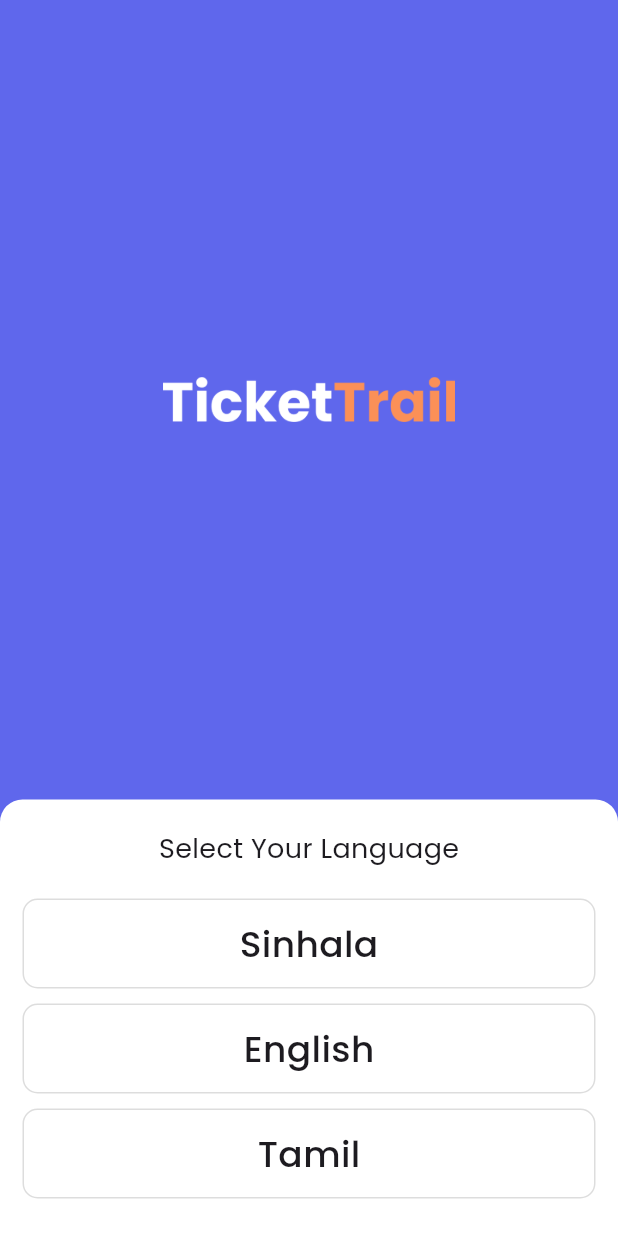
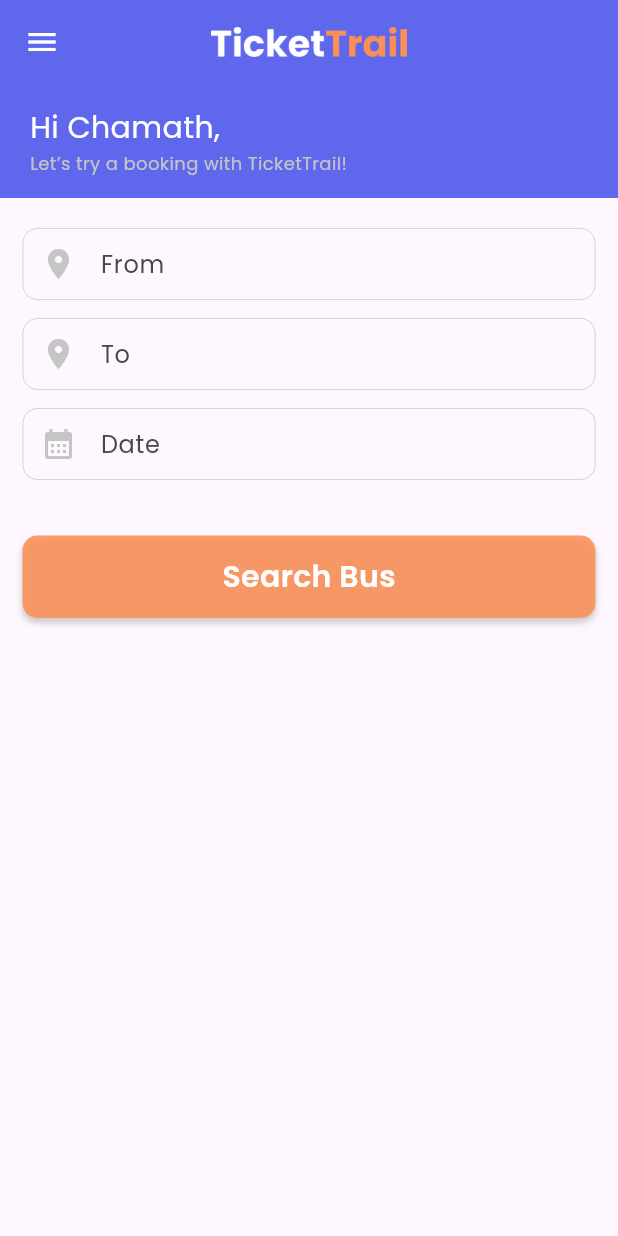
Before and after one commit to IT21175466/TicketTrail, a Flutter app: the screen it shows after launch, on a phone screen of 412 x 824 dp. Run offline on Flutter 3.47's test engine with Material 3 defaults, Android fonts, the phone set to English and light mode, and no system bars.

Commit message:
Search Bus

```diff
--- a/lib/constants/app_colors.dart
+++ b/lib/constants/app_colors.dart
@@ -8,7 +8,7 @@
   static const Color textColor = Color.fromARGB(255, 0, 0, 0);
 
   //Gray
-  static const Color grayColor = Color.fromARGB(255, 98, 103, 106);
+  static const Color grayColor = Color.fromARGB(255, 197, 197, 197);
 
   // Other colors
   static const Color errorColor = Colors.red;
@@ -17,7 +17,7 @@
   static const Color appBarColor = Colors.blueAccent;
 
   // Button colors
-  static const Color buttonColor = Color.fromARGB(225, 225, 225, 0);
+  static const Color buttonColor = Color.fromARGB(225, 251, 144, 87);
 
   static const Color borderColor = Color.fromARGB(225, 217, 217, 217);
 }
--- a/lib/main.dart
+++ b/lib/main.dart
@@ -1,5 +1,7 @@
 import 'package:flutter/material.dart';
+import 'package:provider/provider.dart';
 import 'package:tickettrail/constants/app_colors.dart';
+import 'package:tickettrail/providers/language_provider.dart';
 import 'package:tickettrail/routes/app_routes.dart';
 
 void main() {
@@ -10,14 +12,19 @@
   const MyApp({super.key});
   @override
   Widget build(BuildContext context) {
-    return MaterialApp(
-      debugShowCheckedModeBanner: false,
-      theme: ThemeData(
-        primaryColor: AppColors.primaryColor,
-        dividerColor: Colors.transparent,
+    return MultiProvider(
+      providers: [
+        ChangeNotifierProvider(create: (context) => LanguageProvider()),
+      ],
+      child: MaterialApp(
+        debugShowCheckedModeBanner: false,
+        theme: ThemeData(
+          primaryColor: AppColors.primaryColor,
+          fontFamily: 'Poppins',
+        ),
+        initialRoute: '/home',
+        routes: AppRoutes.getRoutes(),
       ),
-      initialRoute: '/splash',
-      routes: AppRoutes.getRoutes(),
     );
   }
 }
--- /dev/null
+++ b/lib/providers/language_provider.dart
@@ -0,0 +1,10 @@
+import 'package:flutter/material.dart';
+
+class LanguageProvider extends ChangeNotifier {
+  String? language;
+
+  selectLanguage(String selected) {
+    language = selected;
+    notifyListeners();
+  }
+}
--- a/lib/routes/app_routes.dart
+++ b/lib/routes/app_routes.dart
@@ -1,10 +1,12 @@
 import 'package:flutter/material.dart';
+import 'package:tickettrail/views/home/home_page.dart';
 import 'package:tickettrail/views/splash/splash_screen.dart';
 
 class AppRoutes {
   static Map<String, WidgetBuilder> getRoutes() {
     return {
       '/splash': (context) => SplashScreen(),
+      '/home': (context) => HomePage(),
     };
   }
 }
--- /dev/null
+++ b/lib/views/home/home_page.dart
@@ -0,0 +1,99 @@
+import 'package:flutter/material.dart';
+import 'package:tickettrail/constants/app_colors.dart';
+import 'package:tickettrail/widgets/custom_app_bar.dart';
+import 'package:tickettrail/widgets/custom_button.dart';
+import 'package:tickettrail/widgets/custom_text_filed.dart';
+
+class HomePage extends StatefulWidget {
+  const HomePage({super.key});
+
+  @override
+  State<HomePage> createState() => _HomePageState();
+}
+
+class _HomePageState extends State<HomePage> {
+  final TextEditingController sampleController = TextEditingController();
+
+  @override
+  Widget build(BuildContext context) {
+    double screenWidth = MediaQuery.of(context).size.width;
+    return Scaffold(
+      appBar: CustomAppBar(
+        title: SizedBox(
+          height: 20,
+          child: Image.asset('assets/images/ticketTrail.png'),
+        ),
+      ),
+      body: SingleChildScrollView(
+        child: Column(
+          children: [
+            Container(
+              padding: const EdgeInsets.symmetric(horizontal: 20, vertical: 15),
+              color: AppColors.primaryColor,
+              width: screenWidth,
+              child: Column(
+                crossAxisAlignment: CrossAxisAlignment.start,
+                children: [
+                  Text(
+                    'Hi Chamath,',
+                    style: TextStyle(
+                      fontSize: 20,
+                      color: Colors.white,
+                    ),
+                  ),
+                  Text(
+                    'Let’s try a booking with TicketTrail!',
+                    style: TextStyle(
+                      fontSize: 12,
+                      color: AppColors.grayColor,
+                    ),
+                  ),
+                ],
+              ),
+            ),
+            Container(
+              padding: const EdgeInsets.symmetric(horizontal: 15, vertical: 15),
+              child: Column(
+                children: [
+                  CustomTextField(
+                    controller: sampleController,
+                    labelText: 'From',
+                    icon: Icon(
+                      Icons.location_on,
+                      color: AppColors.grayColor,
+                    ),
+                  ),
+                  CustomTextField(
+                    controller: sampleController,
+                    labelText: 'To',
+                    icon: Icon(
+                      Icons.location_on,
+                      color: AppColors.grayColor,
+                    ),
+                  ),
+                  CustomTextField(
+                    controller: sampleController,
+                    labelText: 'Date',
+                    icon: Icon(
+                      Icons.calendar_month,
+                      color: AppColors.grayColor,
+                    ),
+                  ),
+                  SizedBox(
+                    height: 30,
+                  ),
+                  CustomButton(
+                    text: 'Search Bus',
+                    height: 55,
+                    width: screenWidth,
+                    backgroundColor: AppColors.buttonColor,
+                  ),
+                ],
+              ),
+            ),
+          ],
+        ),
+      ),
+    );
+  }
+}
--- a/lib/views/splash/splash_screen.dart
+++ b/lib/views/splash/splash_screen.dart
@@ -1,6 +1,7 @@
 import 'package:flutter/material.dart';
-import 'package:google_fonts/google_fonts.dart';
+import 'package:provider/provider.dart';
 import 'package:tickettrail/constants/app_colors.dart';
+import 'package:tickettrail/providers/language_provider.dart';
 import 'package:tickettrail/widgets/language_widget.dart';
 
 class SplashScreen extends StatefulWidget {
@@ -11,6 +12,11 @@
 }
 
 class _SplashScreenState extends State<SplashScreen> {
+  @override
+  void initState() {
+    super.initState();
+  }
+
   @override
   Widget build(BuildContext context) {
     double screenWidth = MediaQuery.of(context).size.width;
@@ -39,22 +45,41 @@
                   topRight: Radius.circular(15),
                 ),
               ),
-              child: Column(
+              child: Consumer(
+                builder: (BuildContext context,
+                        LanguageProvider languageProvider, Widget? child) =>
+                    Column(
                   crossAxisAlignment: CrossAxisAlignment.center,
                   children: [
                     Text(
                       'Select Your Language',
-                    style: GoogleFonts.poppins(
-                      fontSize: 18,
+                      style: TextStyle(
+                        fontSize: 16,
                       ),
                     ),
                     SizedBox(
                       height: 15,
                     ),
-                  CustomLanguageWidget(onTap: () {}, languageText: "Sinhala"),
-                  CustomLanguageWidget(onTap: () {}, languageText: "English"),
-                  CustomLanguageWidget(onTap: () {}, languageText: "Tamil"),
+                    CustomLanguageWidget(
+                        onTap: () {
+                          languageProvider.selectLanguage('sinhala');
+                          print(languageProvider.language);
+                        },
+                        languageText: "Sinhala"),
+                    CustomLanguageWidget(
+                        onTap: () {
+                          languageProvider.selectLanguage('english');
+                          print(languageProvider.language);
+                        },
+                        languageText: "English"),
+                    CustomLanguageWidget(
+                        onTap: () {
+                          languageProvider.selectLanguage('tamil');
+                          print(languageProvider.language);
+                        },
+                        languageText: "Tamil"),
                   ],
+                ),
               ),
             ),
           ],
--- /dev/null
+++ b/lib/widgets/custom_app_bar.dart
@@ -0,0 +1,28 @@
+import 'package:flutter/material.dart';
+import 'package:tickettrail/constants/app_colors.dart';
+
+class CustomAppBar extends StatelessWidget implements PreferredSizeWidget {
+  final Widget title;
+
+  CustomAppBar({required this.title});
+
+  @override
+  Widget build(BuildContext context) {
+    return AppBar(
+      leading: IconButton(
+        icon: Icon(
+          Icons.menu,
+          color: Colors.white,
+        ),
+        onPressed: () {},
+      ),
+      title: title,
+      centerTitle: true,
+      backgroundColor: AppColors.primaryColor,
+      elevation: 0,
+    );
+  }
+
+  @override
+  Size get preferredSize => Size.fromHeight(kToolbarHeight);
+}
--- /dev/null
+++ b/lib/widgets/custom_button.dart
@@ -0,0 +1,44 @@
+import 'package:flutter/material.dart';
+
+class CustomButton extends StatelessWidget {
+  final String text;
+  final double height;
+  final double width;
+  final Color backgroundColor;
+
+  CustomButton({
+    required this.text,
+    required this.height,
+    required this.width,
+    required this.backgroundColor,
+  });
+
+  @override
+  Widget build(BuildContext context) {
+    return Container(
+      height: height,
+      width: width,
+      decoration: BoxDecoration(
+        color: backgroundColor,
+        borderRadius: BorderRadius.circular(10),
+        boxShadow: [
+          BoxShadow(
+            color: Colors.grey.withOpacity(0.5),
+            blurRadius: 3,
+            offset: Offset(0, 3),
+          ),
+        ],
+      ),
+      child: Center(
+        child: Text(
+          text,
+          style: TextStyle(
+            fontWeight: FontWeight.w600,
+            fontSize: 20,
+            color: Colors.white,
+          ),
+        ),
+      ),
+    );
+  }
+}
--- /dev/null
+++ b/lib/widgets/custom_text_filed.dart
@@ -0,0 +1,45 @@
+import 'package:flutter/material.dart';
+import 'package:tickettrail/constants/app_colors.dart';
+
+class CustomTextField extends StatelessWidget {
+  final TextEditingController controller;
+  final String labelText;
+  final bool isPassword;
+  final Widget icon;
+
+  const CustomTextField({
+    super.key,
+    required this.controller,
+    required this.labelText,
+    this.isPassword = false,
+    required this.icon,
+  });
+
+  @override
+  Widget build(BuildContext context) {
+    return Container(
+      margin: const EdgeInsets.symmetric(vertical: 5),
+      height: 50,
+      child: TextField(
+        controller: controller,
+        obscureText: isPassword,
+        decoration: InputDecoration(
+          border: OutlineInputBorder(
+            borderRadius: BorderRadius.circular(10.0),
+          ),
+          enabledBorder: OutlineInputBorder(
+            borderRadius: BorderRadius.circular(10.0),
+            borderSide: const BorderSide(
+              color: AppColors.grayColor,
+              width: 0.5,
+            ),
+          ),
+          prefixIcon: icon,
+          labelText: labelText,
+          contentPadding:
+              const EdgeInsets.symmetric(vertical: 12, horizontal: 10),
+        ),
+      ),
+    );
+  }
+}
--- a/lib/widgets/language_widget.dart
+++ b/lib/widgets/language_widget.dart
@@ -1,5 +1,4 @@
 import 'package:flutter/material.dart';
-import 'package:google_fonts/google_fonts.dart';
 import 'package:tickettrail/constants/app_colors.dart';
 
 class CustomLanguageWidget extends StatelessWidget {
@@ -27,8 +26,8 @@
         child: Center(
           child: Text(
             languageText,
-            style: GoogleFonts.poppins(
-              fontSize: 24,
+            style: TextStyle(
+              fontSize: 22,
               fontWeight: FontWeight.w500,
             ),
           ),
```
Also changed, not shown: pubspec.yaml (+7 -7 lines), fonts/Poppins-Medium.ttf (added), fonts/Poppins-Regular.ttf (added), fonts/Poppins-SemiBold.ttf (added), pubspec.lock, 1 other file. Lines whose indentation alone changed are shown as unchanged.
